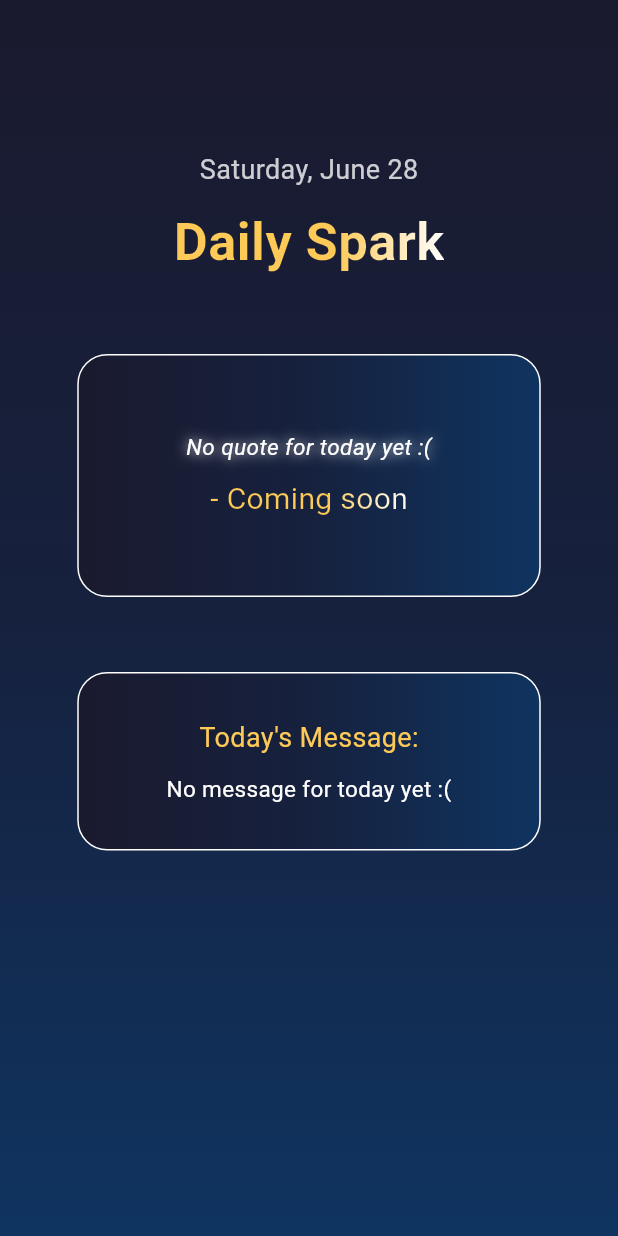
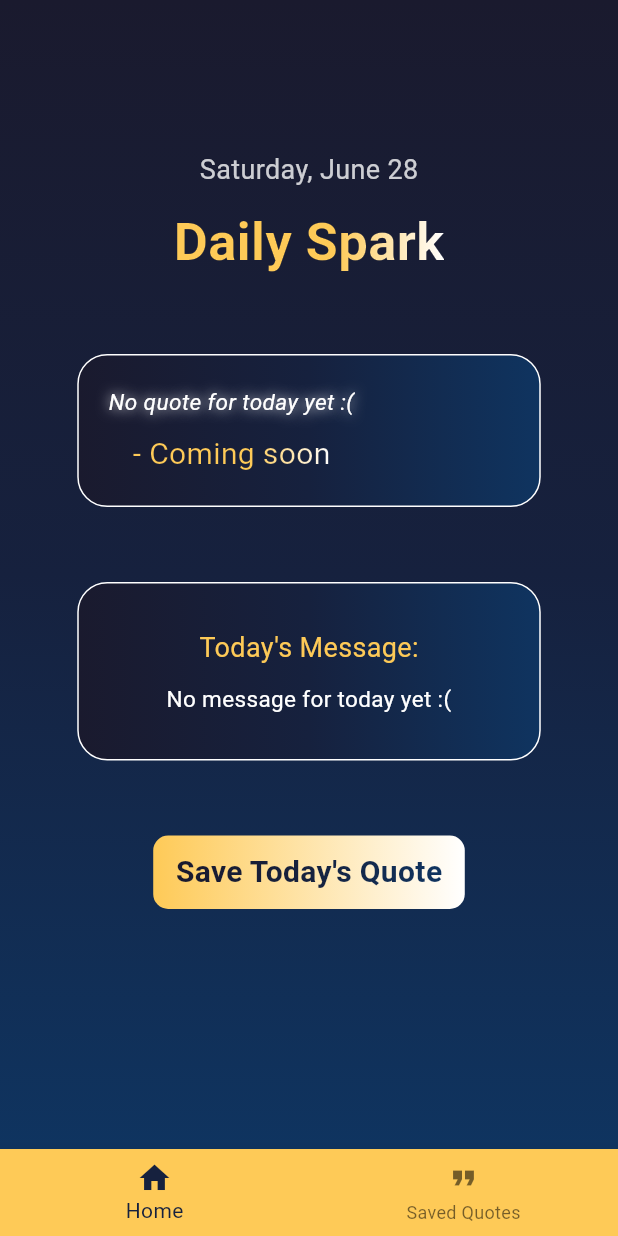
Before and after one commit to mkmkaksl/Motivue, a Flutter app: the screen it shows after launch, on a phone screen of 412 x 824 dp. Run offline on Flutter 3.47's test engine with Material 3 defaults, Android fonts, the phone set to English and light mode, and no system bars; our stand-ins replace cloud_firestore, firebase_core, hive, hive_flutter; accounts and stored records are empty.

Commit message:
Added ability to save quote

```diff
--- /dev/null
+++ b/lib/boxes.dart
@@ -0,0 +1,3 @@
+import 'package:hive/hive.dart';
+
+late Box quoteBox;
--- /dev/null
+++ b/lib/hiveModels/quote.dart
@@ -0,0 +1,17 @@
+import 'package:hive/hive.dart';
+
+part 'quote.g.dart';
+
+@HiveType(typeId: 1)
+class Quote {
+  Quote({required this.quote, required this.author, required this.date});
+
+  @HiveField(0)
+  String quote;
+
+  @HiveField(1)
+  String author;
+
+  @HiveField(2)
+  String date;
+}
--- a/lib/library.dart
+++ b/lib/library.dart
@@ -1,6 +1,9 @@
 // export [filePath];
+export './hiveModels/quote.dart';
 
 export './pages/home_page.dart';
+export './pages/daily_quote_page.dart';
+export './pages/saved_quotes_page.dart';
 
 export './widget/gradient_text.dart';
 export './widget/quote_block.dart';
@@ -9,3 +12,4 @@ export './widget/message_block.dart';
 export 'theme.dart';
 export 'layout_config.dart';
 export 'main.dart';
+export 'boxes.dart';
--- a/lib/main.dart
+++ b/lib/main.dart
@@ -1,12 +1,16 @@
 import 'package:flutter/material.dart';
 import 'package:Motivue/library.dart';
 import 'package:firebase_core/firebase_core.dart';
-import 'firebase_options.dart';
+import 'package:hive_flutter/hive_flutter.dart';
 
 void main() async {
   WidgetsFlutterBinding.ensureInitialized();
 
   await Firebase.initializeApp();
+  await Hive.initFlutter();
+  Hive.registerAdapter(QuoteAdapter());
+
+  quoteBox = await Hive.openBox<Quote>('quoteBox');
 
   runApp(
     MaterialApp(
--- /dev/null
+++ b/lib/pages/daily_quote_page.dart
@@ -0,0 +1,107 @@
+import 'package:flutter/material.dart';
+import 'package:Motivue/library.dart';
+
+class DailyQuotePage extends StatefulWidget {
+  const DailyQuotePage({super.key});
+
+  @override
+  State<DailyQuotePage> createState() => _DailyQuotePageState();
+}
+
+class _DailyQuotePageState extends State<DailyQuotePage> {
+  @override
+  Widget build(BuildContext context) {
+    DateTime now = DateTime.now();
+    String date = "${weekday[now.weekday]}, ${months[now.month]} ${now.day}";
+
+    return FutureBuilder<Map?>(
+      future: getTodayMessage(),
+      builder: (context, snapshot) {
+        if (snapshot.connectionState == ConnectionState.waiting) {
+          return Center(child: CircularProgressIndicator());
+        }
+        if (snapshot.hasError) return Text("Error: ${snapshot.error}");
+        return Container(
+          decoration: AppTheme.backgroundGradient,
+          child: Scaffold(
+            backgroundColor: Colors.transparent,
+            body: SingleChildScrollView(
+              child: Center(
+                child: Column(
+                  crossAxisAlignment: CrossAxisAlignment.center,
+                  children: [
+                    //Header
+                    SizedBox(height: 100),
+                    Text(
+                      date,
+                      style: TextStyle(
+                        color: AppTheme.mainText.withAlpha(200),
+                        fontSize: 18,
+                      ),
+                    ),
+                    SizedBox(height: padding),
+                    GradientText(
+                      text: "Daily Spark",
+                      gradient: AppTheme.textGradient,
+                      style: TextStyle(
+                        fontSize: 35,
+                        fontWeight: FontWeight.bold,
+                      ),
+                    ),
+                    SizedBox(height: 50),
+                    QuoteBlock(
+                      quote: snapshot.data?['quote'],
+                      author: snapshot.data?['author'],
+                    ),
+                    SizedBox(height: 50),
+                    MessageBlock(message: snapshot.data?['message']),
+                    SizedBox(height: 50),
+                    GestureDetector(
+                      onTapUp: (TapUpDetails details) async {
+                        await quoteBox.put(
+                          'key_$date',
+                          Quote(
+                            quote: snapshot.data?['quote'],
+                            author: snapshot.data?['author'],
+                            date: date,
+                          ),
+                        );
+                        // setState(() {});
+                      },
+                      child: Container(
+                        padding: EdgeInsets.symmetric(
+                          vertical: 10,
+                          horizontal: 15,
+                        ),
+                        decoration: BoxDecoration(
+                          gradient: LinearGradient(
+                            colors: [AppTheme.authorText, Colors.white],
+                            begin: Alignment.centerLeft,
+                            end: Alignment.centerRight,
+                          ),
+                          borderRadius: BorderRadius.circular(10),
+                        ),
+                        child: GradientText(
+                          gradient: LinearGradient(
+                            colors: AppTheme.backgroundColors,
+                            begin: Alignment.centerLeft,
+                            end: Alignment.centerRight,
+                          ),
+                          text: "Save Today's Quote",
+                          style: TextStyle(
+                            fontSize: 20,
+                            fontWeight: FontWeight.bold,
+                          ),
+                        ),
+                      ),
+                    ),
+                  ],
+                ),
+              ),
+            ),
+          ),
+        );
+      },
+    );
+  }
+}
--- a/lib/pages/home_page.dart
+++ b/lib/pages/home_page.dart
@@ -1,7 +1,6 @@
 import 'package:flutter/material.dart';
 import 'package:intl/intl.dart';
 import 'package:Motivue/library.dart';
-import 'package:firebase_core/firebase_core.dart';
 import 'package:cloud_firestore/cloud_firestore.dart';
 
 class HomePage extends StatefulWidget {
@@ -12,84 +11,32 @@ class HomePage extends StatefulWidget {
 }
 
 class _HomePageState extends State<HomePage> {
-  Map<int, String> months = {
-    1: "January",
-    2: "February",
-    3: "March",
-    4: "April",
-    5: "May",
-    6: "June",
-    7: "July",
-    8: "August",
-    9: "September",
-    10: "October",
-    11: "November",
-    12: "December",
-  };
-  Map<int, String> weekday = {
-    1: "Monday",
-    2: "Tuesday",
-    3: "Wednesday",
-    4: "Thursday",
-    5: "Friday",
-    6: "Saturday",
-    7: "Sunday",
-  };
+  static const List<Widget> pages = [DailyQuotePage(), SavedQuotesPage()];
+  int selectedIndex = 0;
+
+  void _onItemTapped(int index) {
+    setState(() {
+      selectedIndex = index;
+    });
+  }
+
   @override
   Widget build(BuildContext context) {
     LayoutConfig.init(context);
-
-    DateTime now = DateTime.now();
-    String date = "${weekday[now.weekday]}, ${months[now.month]} ${now.day}";
-
-    return FutureBuilder<Map?>(
-      future: getTodayMessage(),
-      builder: (context, snapshot) {
-        if (snapshot.connectionState == ConnectionState.waiting) {
-          return Center(child: CircularProgressIndicator());
-        }
-        if (snapshot.hasError) return Text("Error: ${snapshot.error}");
-        return Container(
-          decoration: AppTheme.backgroundGradient,
-          child: Scaffold(
-            backgroundColor: Colors.transparent,
-            body: SingleChildScrollView(
-              child: Center(
-                child: Column(
-                  crossAxisAlignment: CrossAxisAlignment.center,
-                  children: [
-                    //Header
-                    SizedBox(height: 100),
-                    Text(
-                      date,
-                      style: TextStyle(
-                        color: AppTheme.mainText.withAlpha(200),
-                        fontSize: 18,
-                      ),
-                    ),
-                    SizedBox(height: padding),
-                    GradientText(
-                      text: "Daily Spark",
-                      gradient: AppTheme.textGradient,
-                      style: TextStyle(
-                        fontSize: 35,
-                        fontWeight: FontWeight.bold,
-                      ),
-                    ),
-                    SizedBox(height: 50),
-                    QuoteBlock(
-                      quote: snapshot.data?['quote'],
-                      author: snapshot.data?['author'],
-                    ),
-                    SizedBox(height: 50),
-                    MessageBlock(message: snapshot.data?['message']),
-                  ],
-                ),
-              ),
-            ),
+    return Scaffold(
+      body: pages.elementAt(selectedIndex),
+      bottomNavigationBar: BottomNavigationBar(
+        items: <BottomNavigationBarItem>[
+          BottomNavigationBarItem(icon: Icon(Icons.home), label: "Home"),
+          BottomNavigationBarItem(
+            icon: Icon(Icons.format_quote),
+            label: "Saved Quotes",
           ),
-        );
-      },
+        ],
+        currentIndex: selectedIndex,
+        backgroundColor: AppTheme.authorText,
+        onTap: _onItemTapped,
+      ),
     );
   }
 }
--- a/lib/theme.dart
+++ b/lib/theme.dart
@@ -4,6 +4,30 @@ import 'package:Motivue/library.dart';
 var screenW = LayoutConfig.width;
 var screenH = LayoutConfig.height;
 const padding = 10.0;
+
+Map<int, String> months = {
+  1: "January",
+  2: "February",
+  3: "March",
+  4: "April",
+  5: "May",
+  6: "June",
+  7: "July",
+  8: "August",
+  9: "September",
+  10: "October",
+  11: "November",
+  12: "December",
+};
+Map<int, String> weekday = {
+  1: "Monday",
+  2: "Tuesday",
+  3: "Wednesday",
+  4: "Thursday",
+  5: "Friday",
+  6: "Saturday",
+  7: "Sunday",
+};
 
 class AppTheme {
   static const darkBlue = Color(0xFF1A1A2E);
--- a/lib/widget/quote_block.dart
+++ b/lib/widget/quote_block.dart
@@ -4,7 +4,16 @@ import 'package:Motivue/library.dart';
 class QuoteBlock extends StatefulWidget {
   final String quote;
   final String author;
-  const QuoteBlock({super.key, required this.quote, required this.author});
+
+  final bool delete;
+  final String date;
+  const QuoteBlock({
+    super.key,
+    required this.quote,
+    required this.author,
+    this.delete = false,
+    this.date = "",
+  });
 
   @override
   State<QuoteBlock> createState() => _QuoteBlockState();
@@ -25,8 +34,10 @@ class _QuoteBlockState extends State<QuoteBlock> {
         borderRadius: BorderRadius.circular(20),
         gradient: LinearGradient(colors: AppTheme.backgroundColors),
       ),
-      padding: EdgeInsets.symmetric(vertical: 50, horizontal: 20),
-      child: Column(
+      padding: EdgeInsets.symmetric(vertical: 20, horizontal: 20),
+      child: Stack(
+        children: [
+          Column(
             children: [
               Text(
                 widget.quote,
@@ -46,6 +57,20 @@ class _QuoteBlockState extends State<QuoteBlock> {
               ),
             ],
           ),
+          if (widget.delete)
+            Positioned(
+              bottom: 0,
+              right: 0,
+              child: GestureDetector(
+                onTapUp: (TapUpDetails details) async {
+                  await quoteBox.delete("key_${widget.date}");
+                  setState(() {});
+                },
+                child: Icon(Icons.delete, color: Colors.red),
+              ),
+            ),
+        ],
+      ),
     );
   }
 }
--- a/pubspec.yaml
+++ b/pubspec.yaml
@@ -32,6 +32,8 @@ dependencies:
   cloud_firestore: ^5.0.0
   flutter:
     sdk: flutter
+  hive:
+  hive_flutter:
 
   # The following adds the Cupertino Icons font to your application.
   # Use with the CupertinoIcons class for iOS style icons.
@@ -41,7 +43,8 @@ dependencies:
 dev_dependencies:
   flutter_test:
     sdk: flutter
-
+  hive_generator:
+  build_runner:
   # The "flutter_lints" package below contains a set of recommended lints to
   # encourage good coding practices. The lint set provided by the package is
   # activated in the `analysis_options.yaml` file located at the root of your
```
Also changed, not shown: lib/pages/saved_quotes_page.dart (added, +67 -0 lines), lib/hiveModels/quote.g.dart (added), pubspec.lock, 3 other files. Lines whose indentation alone changed are shown as unchanged.
